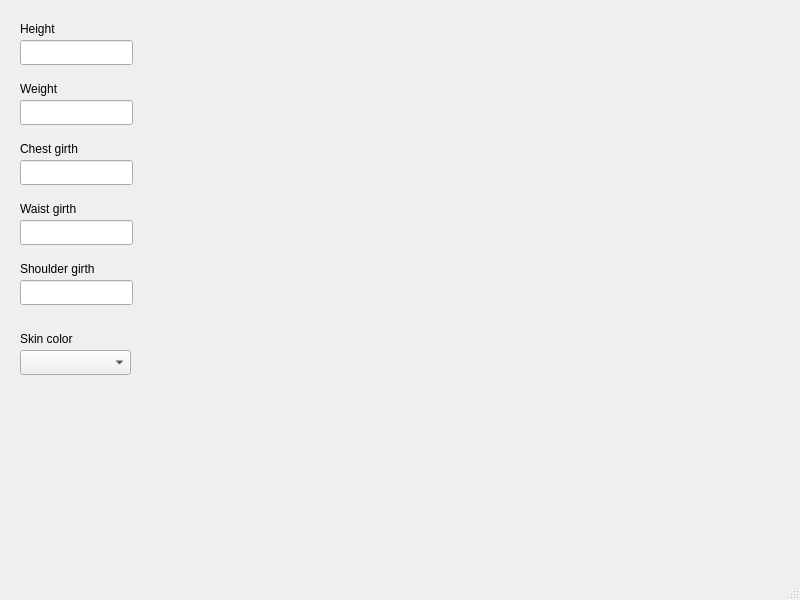
First picture: the form in mainwindow.ui, repository KirillBukato/PersonForms, before the edit.
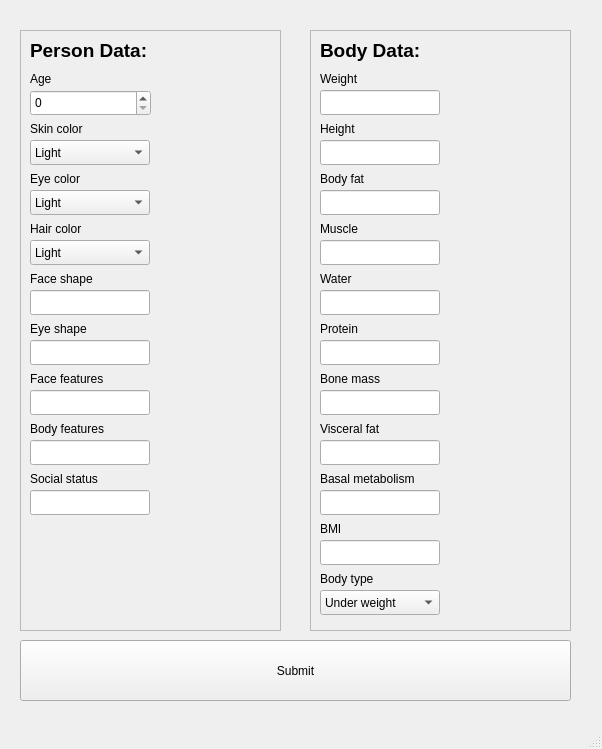
Second picture: the form after the edit.

Commit message: Person form

```diff
--- a/mainwindow.ui
+++ b/mainwindow.ui
@@ -6,150 +6,634 @@
    <rect>
     <x>0</x>
     <y>0</y>
-    <width>800</width>
-    <height>600</height>
+    <width>602</width>
+    <height>749</height>
    </rect>
   </property>
   <property name="windowTitle">
    <string>Person form</string>
   </property>
   <widget class="QWidget" name="centralwidget">
-   <widget class="QLabel" name="label">
+   <widget class="QFrame" name="frame">
     <property name="geometry">
      <rect>
-      <x>20</x>
-      <y>20</y>
-      <width>111</width>
-      <height>17</height>
+      <x>310</x>
+      <y>30</y>
+      <width>261</width>
+      <height>601</height>
      </rect>
     </property>
-    <property name="text">
-     <string>Height</string>
+    <property name="frameShape">
+     <enum>QFrame::StyledPanel</enum>
     </property>
-   </widget>
-   <widget class="QLineEdit" name="lineEdit">
-    <property name="geometry">
-     <rect>
-      <x>20</x>
-      <y>40</y>
-      <width>113</width>
-      <height>25</height>
-     </rect>
+    <property name="frameShadow">
+     <enum>QFrame::Raised</enum>
     </property>
+    <widget class="QLabel" name="label_7">
+     <property name="geometry">
+      <rect>
+       <x>10</x>
+       <y>10</y>
+       <width>121</width>
+       <height>21</height>
+      </rect>
+     </property>
+     <property name="font">
+      <font>
+       <pointsize>14</pointsize>
+       <bold>true</bold>
+      </font>
+     </property>
+     <property name="text">
+      <string>Body Data:</string>
+     </property>
+    </widget>
+    <widget class="QLabel" name="label_2">
+     <property name="geometry">
+      <rect>
+       <x>10</x>
+       <y>40</y>
+       <width>120</width>
+       <height>17</height>
+      </rect>
+     </property>
+     <property name="text">
+      <string>Weight</string>
+     </property>
+    </widget>
+    <widget class="QLineEdit" name="lineEdit_2">
+     <property name="geometry">
+      <rect>
+       <x>10</x>
+       <y>60</y>
+       <width>120</width>
+       <height>25</height>
+      </rect>
+     </property>
+    </widget>
+    <widget class="QLineEdit" name="lineEdit">
+     <property name="geometry">
+      <rect>
+       <x>10</x>
+       <y>110</y>
+       <width>120</width>
+       <height>25</height>
+      </rect>
+     </property>
+    </widget>
+    <widget class="QLabel" name="label">
+     <property name="geometry">
+      <rect>
+       <x>10</x>
+       <y>90</y>
+       <width>120</width>
+       <height>17</height>
+      </rect>
+     </property>
+     <property name="text">
+      <string>Height</string>
+     </property>
+    </widget>
+    <widget class="QLabel" name="label_3">
+     <property name="geometry">
+      <rect>
+       <x>10</x>
+       <y>140</y>
+       <width>120</width>
+       <height>17</height>
+      </rect>
+     </property>
+     <property name="text">
+      <string>Body fat</string>
+     </property>
+    </widget>
+    <widget class="QLineEdit" name="lineEdit_3">
+     <property name="geometry">
+      <rect>
+       <x>10</x>
+       <y>160</y>
+       <width>120</width>
+       <height>25</height>
+      </rect>
+     </property>
+    </widget>
+    <widget class="QLineEdit" name="lineEdit_4">
+     <property name="geometry">
+      <rect>
+       <x>10</x>
+       <y>210</y>
+       <width>120</width>
+       <height>25</height>
+      </rect>
+     </property>
+    </widget>
+    <widget class="QLabel" name="label_4">
+     <property name="geometry">
+      <rect>
+       <x>10</x>
+       <y>190</y>
+       <width>120</width>
+       <height>17</height>
+      </rect>
+     </property>
+     <property name="text">
+      <string>Muscle</string>
+     </property>
+    </widget>
+    <widget class="QLabel" name="label_5">
+     <property name="geometry">
+      <rect>
+       <x>10</x>
+       <y>240</y>
+       <width>120</width>
+       <height>17</height>
+      </rect>
+     </property>
+     <property name="text">
+      <string>Water</string>
+     </property>
+    </widget>
+    <widget class="QLineEdit" name="lineEdit_5">
+     <property name="geometry">
+      <rect>
+       <x>10</x>
+       <y>260</y>
+       <width>120</width>
+       <height>25</height>
+      </rect>
+     </property>
+    </widget>
+    <widget class="QLabel" name="label_14">
+     <property name="geometry">
+      <rect>
+       <x>10</x>
+       <y>290</y>
+       <width>120</width>
+       <height>17</height>
+      </rect>
+     </property>
+     <property name="text">
+      <string>Protein</string>
+     </property>
+    </widget>
+    <widget class="QLineEdit" name="lineEdit_11">
+     <property name="geometry">
+      <rect>
+       <x>10</x>
+       <y>310</y>
+       <width>120</width>
+       <height>25</height>
+      </rect>
+     </property>
+    </widget>
+    <widget class="QLineEdit" name="lineEdit_12">
+     <property name="geometry">
+      <rect>
+       <x>10</x>
+       <y>360</y>
+       <width>120</width>
+       <height>25</height>
+      </rect>
+     </property>
+    </widget>
+    <widget class="QLabel" name="label_15">
+     <property name="geometry">
+      <rect>
+       <x>10</x>
+       <y>340</y>
+       <width>120</width>
+       <height>17</height>
+      </rect>
+     </property>
+     <property name="text">
+      <string>Bone mass</string>
+     </property>
+    </widget>
+    <widget class="QLabel" name="label_16">
+     <property name="geometry">
+      <rect>
+       <x>10</x>
+       <y>390</y>
+       <width>120</width>
+       <height>17</height>
+      </rect>
+     </property>
+     <property name="text">
+      <string>Visceral fat</string>
+     </property>
+    </widget>
+    <widget class="QLineEdit" name="lineEdit_13">
+     <property name="geometry">
+      <rect>
+       <x>10</x>
+       <y>410</y>
+       <width>120</width>
+       <height>25</height>
+      </rect>
+     </property>
+    </widget>
+    <widget class="QLineEdit" name="lineEdit_14">
+     <property name="geometry">
+      <rect>
+       <x>10</x>
+       <y>460</y>
+       <width>120</width>
+       <height>25</height>
+      </rect>
+     </property>
+    </widget>
+    <widget class="QLabel" name="label_17">
+     <property name="geometry">
+      <rect>
+       <x>10</x>
+       <y>440</y>
+       <width>120</width>
+       <height>17</height>
+      </rect>
+     </property>
+     <property name="text">
+      <string>Basal metabolism</string>
+     </property>
+    </widget>
+    <widget class="QLabel" name="label_18">
+     <property name="geometry">
+      <rect>
+       <x>10</x>
+       <y>490</y>
+       <width>120</width>
+       <height>17</height>
+      </rect>
+     </property>
+     <property name="text">
+      <string>BMI</string>
+     </property>
+    </widget>
+    <widget class="QLineEdit" name="lineEdit_15">
+     <property name="geometry">
+      <rect>
+       <x>10</x>
+       <y>510</y>
+       <width>120</width>
+       <height>25</height>
+      </rect>
+     </property>
+    </widget>
+    <widget class="QComboBox" name="comboBox_2">
+     <property name="geometry">
+      <rect>
+       <x>10</x>
+       <y>560</y>
+       <width>120</width>
+       <height>25</height>
+      </rect>
+     </property>
+     <property name="currentText">
+      <string>Under weight</string>
+     </property>
+     <property name="placeholderText">
+      <string/>
+     </property>
+     <item>
+      <property name="text">
+       <string>Under weight</string>
+      </property>
+     </item>
+     <item>
+      <property name="text">
+       <string>Normal weight</string>
+      </property>
+     </item>
+     <item>
+      <property name="text">
+       <string>Over weight</string>
+      </property>
+     </item>
+     <item>
+      <property name="text">
+       <string>Obese</string>
+      </property>
+     </item>
+    </widget>
+    <widget class="QLabel" name="label_10">
+     <property name="geometry">
+      <rect>
+       <x>10</x>
+       <y>540</y>
+       <width>120</width>
+       <height>17</height>
+      </rect>
+     </property>
+     <property name="text">
+      <string>Body type</string>
+     </property>
+    </widget>
    </widget>
-   <widget class="QLineEdit" name="lineEdit_2">
+   <widget class="QFrame" name="frame_2">
     <property name="geometry">
      <rect>
       <x>20</x>
-      <y>100</y>
-      <width>113</width>
-      <height>25</height>
+      <y>30</y>
+      <width>261</width>
+      <height>601</height>
      </rect>
     </property>
-   </widget>
-   <widget class="QLabel" name="label_2">
-    <property name="geometry">
-     <rect>
-      <x>20</x>
-      <y>80</y>
-      <width>111</width>
-      <height>17</height>
-     </rect>
+    <property name="frameShape">
+     <enum>QFrame::StyledPanel</enum>
     </property>
-    <property name="text">
-     <string>Weight</string>
+    <property name="frameShadow">
+     <enum>QFrame::Raised</enum>
     </property>
+    <widget class="QLabel" name="label_8">
+     <property name="geometry">
+      <rect>
+       <x>10</x>
+       <y>10</y>
+       <width>121</width>
+       <height>21</height>
+      </rect>
+     </property>
+     <property name="font">
+      <font>
+       <pointsize>14</pointsize>
+       <bold>true</bold>
+      </font>
+     </property>
+     <property name="text">
+      <string>Person Data:</string>
+     </property>
+    </widget>
+    <widget class="QLabel" name="label_9">
+     <property name="geometry">
+      <rect>
+       <x>10</x>
+       <y>40</y>
+       <width>120</width>
+       <height>17</height>
+      </rect>
+     </property>
+     <property name="text">
+      <string>Age</string>
+     </property>
+    </widget>
+    <widget class="QSpinBox" name="spinBox">
+     <property name="geometry">
+      <rect>
+       <x>10</x>
+       <y>60</y>
+       <width>121</width>
+       <height>26</height>
+      </rect>
+     </property>
+    </widget>
+    <widget class="QComboBox" name="comboBox">
+     <property name="geometry">
+      <rect>
+       <x>10</x>
+       <y>110</y>
+       <width>120</width>
+       <height>25</height>
+      </rect>
+     </property>
+     <property name="currentText">
+      <string>Light</string>
+     </property>
+     <property name="placeholderText">
+      <string/>
+     </property>
+     <item>
+      <property name="text">
+       <string>Light</string>
+      </property>
+     </item>
+     <item>
+      <property name="text">
+       <string>Medium</string>
+      </property>
+     </item>
+     <item>
+      <property name="text">
+       <string>Dark</string>
+      </property>
+     </item>
+    </widget>
+    <widget class="QLabel" name="label_6">
+     <property name="geometry">
+      <rect>
+       <x>10</x>
+       <y>90</y>
+       <width>120</width>
+       <height>17</height>
+      </rect>
+     </property>
+     <property name="text">
+      <string>Skin color</string>
+     </property>
+    </widget>
+    <widget class="QLabel" name="label_11">
+     <property name="geometry">
+      <rect>
+       <x>10</x>
+       <y>140</y>
+       <width>120</width>
+       <height>17</height>
+      </rect>
+     </property>
+     <property name="text">
+      <string>Eye color</string>
+     </property>
+    </widget>
+    <widget class="QComboBox" name="comboBox_3">
+     <property name="geometry">
+      <rect>
+       <x>10</x>
+       <y>160</y>
+       <width>120</width>
+       <height>25</height>
+      </rect>
+     </property>
+     <property name="currentText">
+      <string>Light</string>
+     </property>
+     <property name="placeholderText">
+      <string/>
+     </property>
+     <item>
+      <property name="text">
+       <string>Light</string>
+      </property>
+     </item>
+     <item>
+      <property name="text">
+       <string>Dark</string>
+      </property>
+     </item>
+    </widget>
+    <widget class="QLabel" name="label_12">
+     <property name="geometry">
+      <rect>
+       <x>10</x>
+       <y>190</y>
+       <width>120</width>
+       <height>17</height>
+      </rect>
+     </property>
+     <property name="text">
+      <string>Hair color</string>
+     </property>
+    </widget>
+    <widget class="QComboBox" name="comboBox_4">
+     <property name="geometry">
+      <rect>
+       <x>10</x>
+       <y>210</y>
+       <width>120</width>
+       <height>25</height>
+      </rect>
+     </property>
+     <property name="currentText">
+      <string>Light</string>
+     </property>
+     <property name="placeholderText">
+      <string/>
+     </property>
+     <item>
+      <property name="text">
+       <string>Light</string>
+      </property>
+     </item>
+     <item>
+      <property name="text">
+       <string>Dark</string>
+      </property>
+     </item>
+    </widget>
+    <widget class="QLabel" name="label_13">
+     <property name="geometry">
+      <rect>
+       <x>10</x>
+       <y>240</y>
+       <width>120</width>
+       <height>17</height>
+      </rect>
+     </property>
+     <property name="text">
+      <string>Face shape</string>
+     </property>
+    </widget>
+    <widget class="QLineEdit" name="lineEdit_16">
+     <property name="geometry">
+      <rect>
+       <x>10</x>
+       <y>410</y>
+       <width>120</width>
+       <height>25</height>
+      </rect>
+     </property>
+    </widget>
+    <widget class="QLabel" name="label_19">
+     <property name="geometry">
+      <rect>
+       <x>10</x>
+       <y>340</y>
+       <width>120</width>
+       <height>17</height>
+      </rect>
+     </property>
+     <property name="text">
+      <string>Face features</string>
+     </property>
+    </widget>
+    <widget class="QLineEdit" name="lineEdit_17">
+     <property name="geometry">
+      <rect>
+       <x>10</x>
+       <y>310</y>
+       <width>120</width>
+       <height>25</height>
+      </rect>
+     </property>
+    </widget>
+    <widget class="QLabel" name="label_20">
+     <property name="geometry">
+      <rect>
+       <x>10</x>
+       <y>390</y>
+       <width>120</width>
+       <height>17</height>
+      </rect>
+     </property>
+     <property name="text">
+      <string>Body features</string>
+     </property>
+    </widget>
+    <widget class="QLabel" name="label_21">
+     <property name="geometry">
+      <rect>
+       <x>10</x>
+       <y>290</y>
+       <width>120</width>
+       <height>17</height>
+      </rect>
+     </property>
+     <property name="text">
+      <string>Eye shape</string>
+     </property>
+    </widget>
+    <widget class="QLineEdit" name="lineEdit_18">
+     <property name="geometry">
+      <rect>
+       <x>10</x>
+       <y>360</y>
+       <width>120</width>
+       <height>25</height>
+      </rect>
+     </property>
+    </widget>
+    <widget class="QLineEdit" name="lineEdit_6">
+     <property name="geometry">
+      <rect>
+       <x>10</x>
+       <y>260</y>
+       <width>120</width>
+       <height>25</height>
+      </rect>
+     </property>
+    </widget>
+    <widget class="QLabel" name="label_22">
+     <property name="geometry">
+      <rect>
+       <x>10</x>
+       <y>440</y>
+       <width>120</width>
+       <height>17</height>
+      </rect>
+     </property>
+     <property name="text">
+      <string>Social status</string>
+     </property>
+    </widget>
+    <widget class="QLineEdit" name="lineEdit_19">
+     <property name="geometry">
+      <rect>
+       <x>10</x>
+       <y>460</y>
+       <width>120</width>
+       <height>25</height>
+      </rect>
+     </property>
+    </widget>
    </widget>
-   <widget class="QLineEdit" name="lineEdit_3">
+   <widget class="QPushButton" name="pushButton">
     <property name="geometry">
      <rect>
       <x>20</x>
-      <y>160</y>
-      <width>113</width>
-      <height>25</height>
+      <y>640</y>
+      <width>551</width>
+      <height>61</height>
      </rect>
     </property>
-   </widget>
-   <widget class="QLabel" name="label_3">
-    <property name="geometry">
-     <rect>
-      <x>20</x>
-      <y>140</y>
-      <width>111</width>
-      <height>17</height>
-     </rect>
-    </property>
     <property name="text">
-     <string>Chest girth</string>
-    </property>
-   </widget>
-   <widget class="QLineEdit" name="lineEdit_4">
-    <property name="geometry">
-     <rect>
-      <x>20</x>
-      <y>220</y>
-      <width>113</width>
-      <height>25</height>
-     </rect>
-    </property>
-   </widget>
-   <widget class="QLabel" name="label_4">
-    <property name="geometry">
-     <rect>
-      <x>20</x>
-      <y>200</y>
-      <width>111</width>
-      <height>17</height>
-     </rect>
-    </property>
-    <property name="text">
-     <string>Waist girth</string>
-    </property>
-   </widget>
-   <widget class="QLineEdit" name="lineEdit_5">
-    <property name="geometry">
-     <rect>
-      <x>20</x>
-      <y>280</y>
-      <width>113</width>
-      <height>25</height>
-     </rect>
-    </property>
-   </widget>
-   <widget class="QLabel" name="label_5">
-    <property name="geometry">
-     <rect>
-      <x>20</x>
-      <y>260</y>
-      <width>111</width>
-      <height>17</height>
-     </rect>
-    </property>
-    <property name="text">
-     <string>Shoulder girth</string>
-    </property>
-   </widget>
-   <widget class="QLabel" name="label_6">
-    <property name="geometry">
-     <rect>
-      <x>20</x>
-      <y>330</y>
-      <width>111</width>
-      <height>17</height>
-     </rect>
-    </property>
-    <property name="text">
-     <string>Skin color</string>
-    </property>
-   </widget>
-   <widget class="QComboBox" name="comboBox">
-    <property name="geometry">
-     <rect>
-      <x>20</x>
-      <y>350</y>
-      <width>111</width>
-      <height>25</height>
-     </rect>
+     <string>Submit</string>
     </property>
    </widget>
   </widget>
```
The commit also changes 5 other files.
